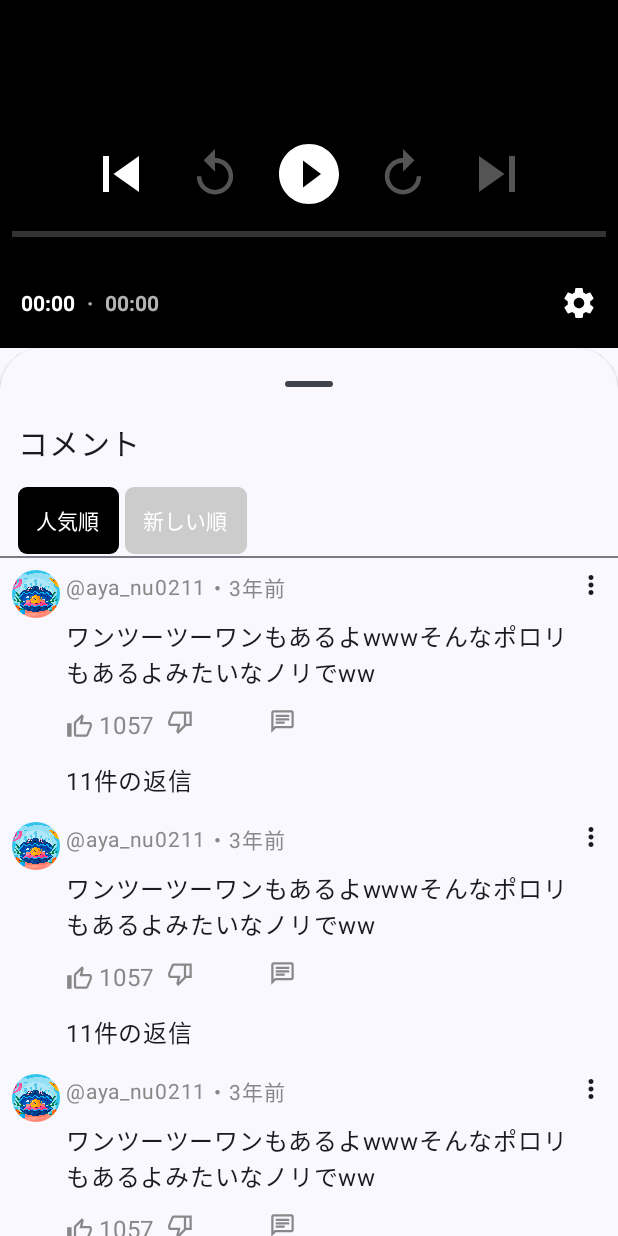
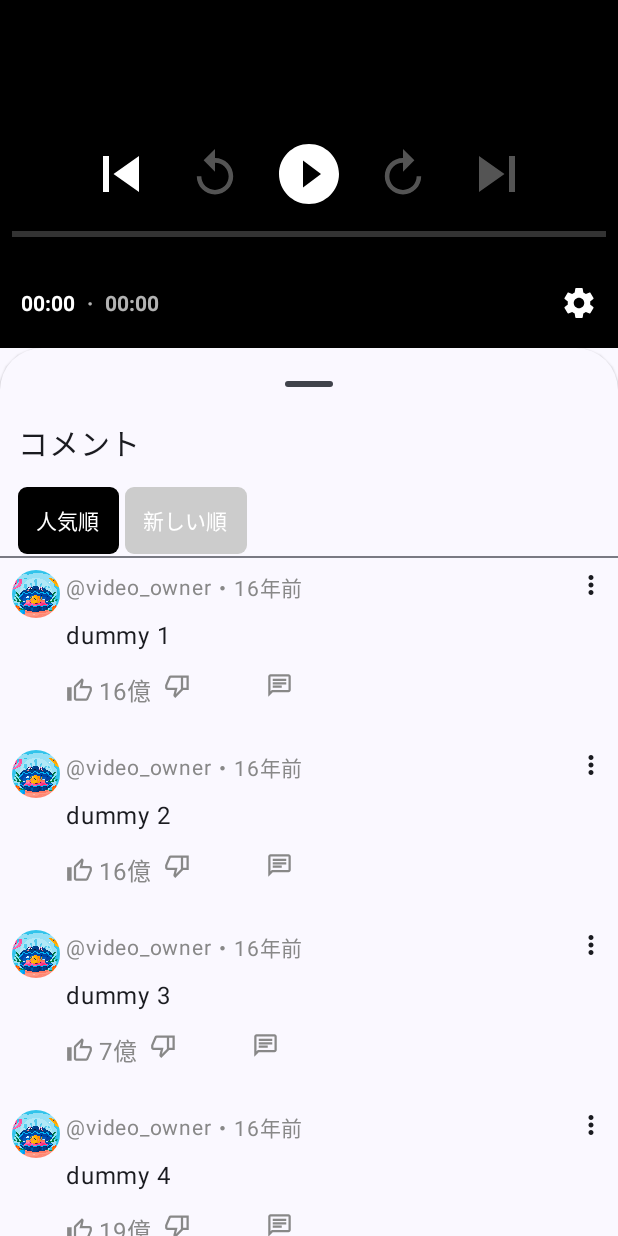
Before and after one commit to KiYoEcol/Media3Practice, an Android app built with Jetpack Compose: the screen it shows after launch (MainActivity), after a tap on "コメント", on a phone screen of 412 x 824 dp. Run offline under Robolectric (Android 15) with nearby library versions, the phone set to English and light mode, and no system bars.

Commit message:
show comments from CommentRepository

```diff
--- a/app/src/main/java/com/example/media3practice/model/CommentModel.kt
+++ b/app/src/main/java/com/example/media3practice/model/CommentModel.kt
@@ -5,6 +5,7 @@ import com.example.media3practice.timestampFormatAgo
 
 data class CommentModel(
     val id: Int,
+    val videoId: Int,
     val user: UserModel,
     val comment: String,
     val idOfOriginalReplay: Int? = null,
--- a/app/src/main/java/com/example/media3practice/model/CommentRepository.kt
+++ b/app/src/main/java/com/example/media3practice/model/CommentRepository.kt
@@ -3,18 +3,12 @@ package com.example.media3practice.model
 import kotlin.random.Random
 
 class CommentRepository {
-    fun getComments(videoId: Int): List<CommentModel> {
-        val list = mutableListOf<CommentModel>()
-        for (i in 1..10) {
-            val comment = dummyComment(id = i, comment = "dummy $i")
-            list.add(comment)
-        }
-        return list
-    }
+    fun getComments(videoId: Int): List<CommentModel> = dummyComments(videoId)
 
-    fun dummyComment(id: Int, comment: String = "dummy"): CommentModel {
+    fun dummyComment(id: Int, videoId: Int, comment: String = "dummy"): CommentModel {
         return CommentModel(
             id = id,
+            videoId = videoId,
             user = UserRepository().dummyUser(),
             comment = comment,
             idOfOriginalReplay = null,
@@ -24,4 +18,13 @@ class CommentRepository {
             replyCount = 0
         )
     }
+
+    fun dummyComments(videoId: Int): List<CommentModel> {
+        val list = mutableListOf<CommentModel>()
+        for (i in 1..10) {
+            val comment = dummyComment(id = i, videoId = videoId, comment = "dummy $i")
+            list.add(comment)
+        }
+        return list
+    }
 }
--- a/app/src/main/java/com/example/media3practice/view/HomeScreen.kt
+++ b/app/src/main/java/com/example/media3practice/view/HomeScreen.kt
@@ -102,7 +102,6 @@ fun CommentListModal() {
     val screenWidth = LocalConfiguration.current.screenWidthDp.dp
     val screenHeight = LocalConfiguration.current.screenHeightDp.dp
     val peekHeight = screenHeight - screenWidth * (9f / 16)
-    val itemsList = List(10) { "Item #$it" }
     var showInputForm by rememberSaveable { mutableStateOf(false) }
     val inputFormSheetState = rememberModalBottomSheetState()
 
@@ -125,8 +124,8 @@ fun CommentListModal() {
                         .height(1.dp)
                 )
                 LazyColumn(modifier = Modifier.weight(1f)) {
-                    items(itemsList) { item ->
-                        CommentSection()
+                    items(mainViewModel.commentsOfVideo) { comment ->
+                        CommentSection(comment)
                     }
                 }
                 CommentInputSection(onClickInput = {
@@ -221,19 +220,21 @@ fun CommentListSortButtonsPreview() {
 }
 
 @Composable
-fun CommentSection() {
+fun CommentSection(
+    comment: CommentModel
+) {
     Row(modifier = Modifier.padding(8.dp)) {
-        UserIconSmall()
+        UserIconSmall(comment.user.iconRes)
         Spacer(modifier = Modifier.width(4.dp))
         Column(modifier = Modifier.weight(1f)) {
             Row {
                 Text(text = "@", color = Color.Gray, fontSize = 14.sp)
-                Text(text = "aya_nu0211", color = Color.Gray, fontSize = 14.sp)
+                Text(text = comment.user.userName, color = Color.Gray, fontSize = 14.sp)
                 Text(text = "・", color = Color.Gray, fontSize = 14.sp)
-                Text(text = "3年前", color = Color.Gray, fontSize = 14.sp)
+                Text(text = comment.formattedTimeAgo(), color = Color.Gray, fontSize = 14.sp)
             }
             Spacer(modifier = Modifier.height(8.dp))
-            Text(text = "ワンツーツーワンもあるよwwwそんなポロリもあるよみたいなノリでww")
+            Text(text = comment.comment)
             Spacer(modifier = Modifier.height(12.dp))
             Row {
                 Row(verticalAlignment = Alignment.CenterVertically) {
@@ -244,7 +245,7 @@ fun CommentSection() {
                         modifier = Modifier.size(18.dp)
                     )
                     Spacer(modifier = Modifier.width(4.dp))
-                    Text(text = "1057", color = Color.Gray)
+                    Text(text = comment.formattedGoodCount(), color = Color.Gray)
                 }
                 Spacer(modifier = Modifier.width(8.dp))
                 Icon(
@@ -262,7 +263,9 @@ fun CommentSection() {
                 )
             }
             Spacer(modifier = Modifier.height(12.dp))
-            Text(text = "11件の返信")
+            if (comment.replyCount > 0) {
+                Text(text = "${comment.replyCount}件の返信")
+            }
         }
         Icon(
             imageVector = Icons.Default.MoreVert,
@@ -275,7 +278,8 @@ fun CommentSection() {
 @Preview(backgroundColor = 0xFFFFFFFF, showBackground = true)
 @Composable
 fun CommentSectionPreview() {
-    CommentSection()
+    val comment = CommentRepository().dummyComment(1, 1)
+    CommentSection(comment)
 }
 
 @Composable
@@ -671,7 +675,7 @@ fun TopComment(
 @Preview
 @Composable
 fun TopCommentPreview() {
-    val comment = CommentRepository().dummyComment(1)
+    val comment = CommentRepository().dummyComment(1,1)
     val formattedCommentsCount = numberFormat(10)
     TopComment(formattedCommentsCount, comment)
 }
```
